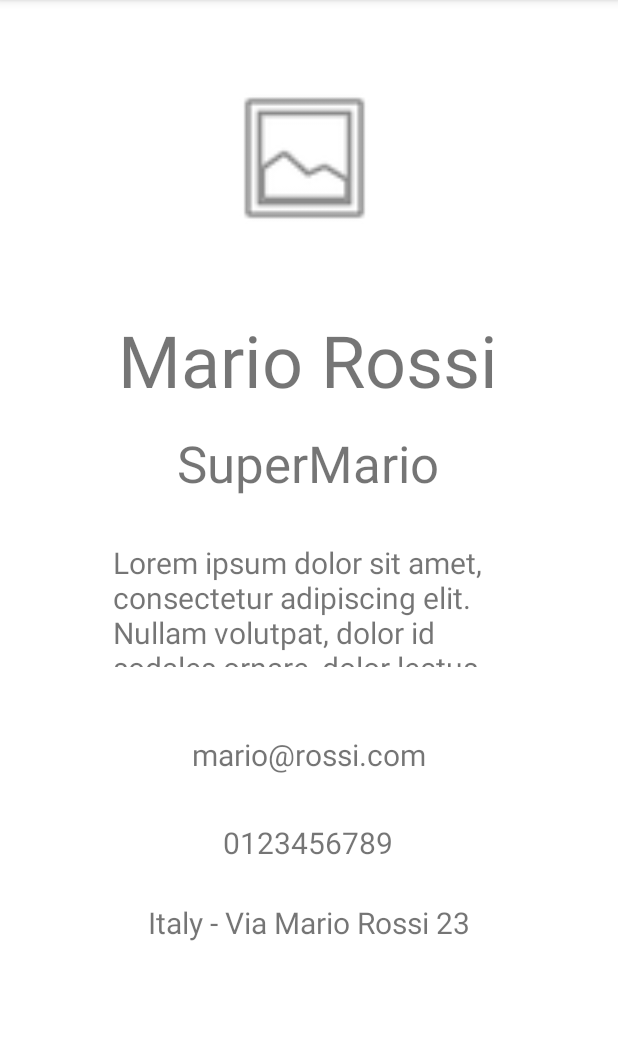
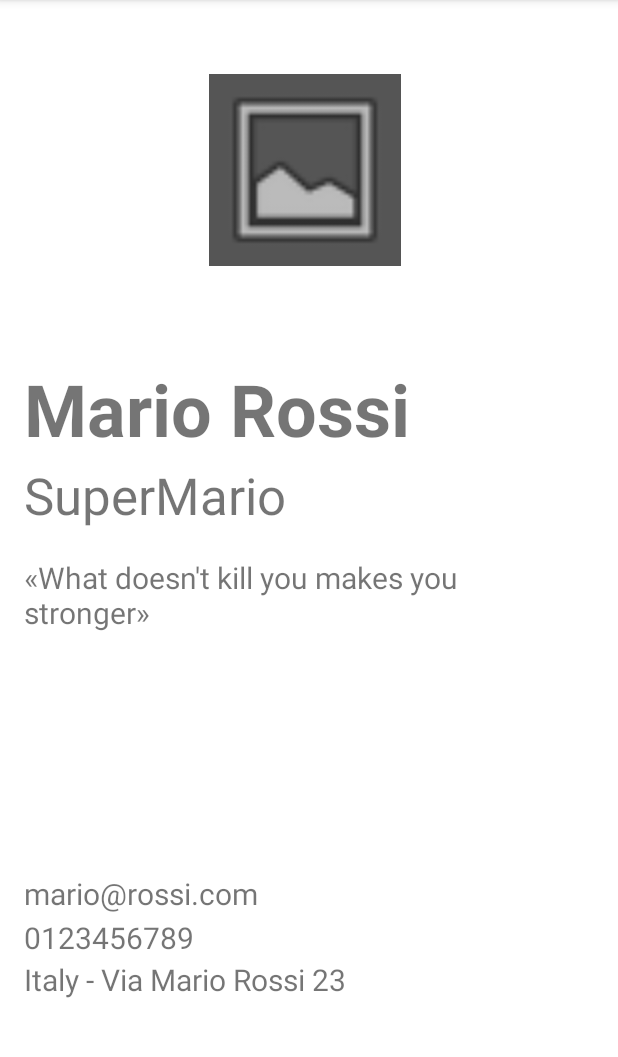
Before and after one commit to laib3/Chronomy, an Android app: the screen it shows after launch (ShowProfileActivity), on a phone screen of 412 x 824 dp, the part 84-1141 px from its top. Run offline under Robolectric (Android 15) with nearby library versions, the phone set to English and light mode, and no system bars.

Commit message:
feat: add image placeholder, modify layout

```diff
--- a/app/src/main/res/layout/activity_main.xml
+++ b/app/src/main/res/layout/activity_main.xml
@@ -6,25 +6,11 @@
     android:layout_height="match_parent"
     tools:context=".ShowProfileActivity">
 
-    <TextView
-        android:id="@+id/textView"
-        android:layout_width="wrap_content"
-        android:layout_height="wrap_content"
-        android:text="@string/full_name"
-        android:textSize="48sp"
-        app:layout_constraintBottom_toBottomOf="parent"
-        app:layout_constraintEnd_toEndOf="parent"
-        app:layout_constraintHorizontal_bias="0.496"
-        app:layout_constraintLeft_toLeftOf="parent"
-        app:layout_constraintRight_toRightOf="parent"
-        app:layout_constraintStart_toStartOf="parent"
-        app:layout_constraintTop_toTopOf="parent"
-        app:layout_constraintVertical_bias="0.295" />
-
     <ImageView
         android:id="@+id/imageView"
-        android:layout_width="106dp"
-        android:layout_height="109dp"
+        android:layout_width="128dp"
+        android:layout_height="128dp"
+        android:background="#555555"
         android:contentDescription="@string/profile_image"
         app:layout_constraintBottom_toBottomOf="parent"
         app:layout_constraintEnd_toEndOf="parent"
@@ -36,65 +22,91 @@
         tools:src="@tools:sample/avatars" />
 
     <TextView
+        android:id="@+id/textView"
+        android:layout_width="wrap_content"
+        android:layout_height="wrap_content"
+        android:layout_marginStart="16dp"
+        android:text="@string/full_name"
+        android:textSize="48sp"
+        android:textStyle="bold"
+        app:layout_constraintBottom_toBottomOf="parent"
+        app:layout_constraintEnd_toEndOf="parent"
+        app:layout_constraintHorizontal_bias="0.0"
+        app:layout_constraintRight_toRightOf="parent"
+        app:layout_constraintStart_toStartOf="parent"
+        app:layout_constraintTop_toTopOf="parent"
+        app:layout_constraintVertical_bias="0.341" />
+
+    <TextView
+        android:id="@+id/textView7"
+        android:layout_width="362dp"
+        android:layout_height="70dp"
+        android:layout_marginStart="16dp"
+        android:layout_marginEnd="16dp"
+        android:text="@string/bio"
+        android:textSize="20sp"
+        app:layout_constraintBottom_toBottomOf="parent"
+        app:layout_constraintEnd_toEndOf="parent"
+        app:layout_constraintHorizontal_bias="0.0"
+        app:layout_constraintStart_toStartOf="parent"
+        app:layout_constraintTop_toTopOf="parent"
+        app:layout_constraintVertical_bias="0.532" />
+
+    <TextView
         android:id="@+id/textView2"
         android:layout_width="wrap_content"
         android:layout_height="wrap_content"
+        android:layout_marginStart="16dp"
         android:text="@string/nickname"
         android:textSize="34sp"
         app:layout_constraintBottom_toBottomOf="parent"
         app:layout_constraintEnd_toEndOf="parent"
-        app:layout_constraintHorizontal_bias="0.497"
+        app:layout_constraintHorizontal_bias="0.0"
         app:layout_constraintStart_toStartOf="parent"
         app:layout_constraintTop_toTopOf="parent"
-        app:layout_constraintVertical_bias="0.396" />
+        app:layout_constraintVertical_bias="0.425" />
 
     <TextView
         android:id="@+id/textView5"
         android:layout_width="wrap_content"
         android:layout_height="wrap_content"
+        android:layout_marginStart="16dp"
+        android:layout_marginEnd="16dp"
         android:text="@string/email"
         android:textSize="20sp"
         app:layout_constraintBottom_toBottomOf="parent"
         app:layout_constraintEnd_toEndOf="parent"
+        app:layout_constraintHorizontal_bias="0.0"
         app:layout_constraintStart_toStartOf="parent"
         app:layout_constraintTop_toTopOf="parent"
-        app:layout_constraintVertical_bias="0.661" />
+        app:layout_constraintVertical_bias="0.786" />
+
+    <TextView
+        android:id="@+id/textView8"
+        android:layout_width="wrap_content"
+        android:layout_height="wrap_content"
+        android:layout_marginStart="16dp"
+        android:text="@string/phone_number"
+        android:textSize="20sp"
+        app:layout_constraintBottom_toBottomOf="parent"
+        app:layout_constraintEnd_toEndOf="parent"
+        app:layout_constraintHorizontal_bias="0.0"
+        app:layout_constraintStart_toStartOf="parent"
+        app:layout_constraintTop_toTopOf="parent"
+        app:layout_constraintVertical_bias="0.825" />
 
     <TextView
         android:id="@+id/textView6"
         android:layout_width="wrap_content"
         android:layout_height="wrap_content"
+        android:layout_marginStart="16dp"
         android:text="@string/location"
         android:textSize="20sp"
         app:layout_constraintBottom_toBottomOf="parent"
         app:layout_constraintEnd_toEndOf="parent"
+        app:layout_constraintHorizontal_bias="0.0"
         app:layout_constraintStart_toStartOf="parent"
         app:layout_constraintTop_toTopOf="parent"
-        app:layout_constraintVertical_bias="0.812" />
-
-    <TextView
-        android:id="@+id/textView7"
-        android:layout_width="261dp"
-        android:layout_height="83dp"
-        android:text="@string/bio"
-        android:textSize="20sp"
-        app:layout_constraintBottom_toBottomOf="parent"
-        app:layout_constraintEnd_toEndOf="parent"
-        app:layout_constraintStart_toStartOf="parent"
-        app:layout_constraintTop_toTopOf="parent"
-        app:layout_constraintVertical_bias="0.528" />
-
-    <TextView
-        android:id="@+id/textView8"
-        android:layout_width="wrap_content"
-        android:layout_height="wrap_content"
-        android:text="@string/phone_number"
-        android:textSize="20sp"
-        app:layout_constraintBottom_toBottomOf="parent"
-        app:layout_constraintEnd_toEndOf="parent"
-        app:layout_constraintHorizontal_bias="0.498"
-        app:layout_constraintStart_toStartOf="parent"
-        app:layout_constraintTop_toTopOf="parent"
-        app:layout_constraintVertical_bias="0.74" />
+        app:layout_constraintVertical_bias="0.863" />
 
 </androidx.constraintlayout.widget.ConstraintLayout>
--- a/app/src/main/res/values/strings.xml
+++ b/app/src/main/res/values/strings.xml
@@ -5,7 +5,7 @@
     <string name="email">mario@rossi.com</string>
     <string name="phone_number">0123456789</string>
     <string name="location">Italy - Via Mario Rossi 23</string>
-    <string name="bio">Lorem ipsum dolor sit amet, consectetur adipiscing elit. Nullam volutpat, dolor id sodales ornare, dolor lectus lacinia est, id cursus orci nisi eu odio.</string>
+    <string name="bio">«What doesn\'t kill you makes you stronger»</string>
     <string name="accounting_balance">Accounting_balance</string>
     <string name="available_balance">Available balance</string>
     <string name="profile_image">Profile image</string>
```
